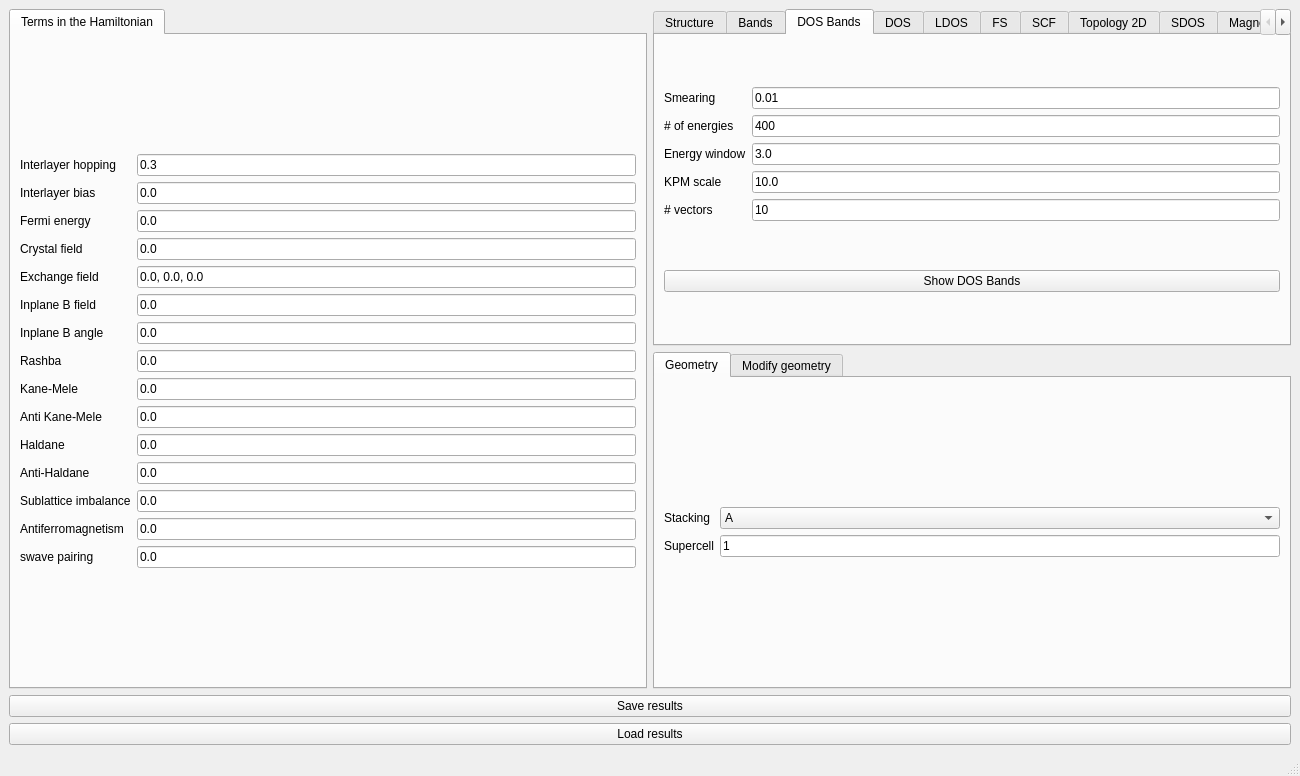
Old version of the form interface-pyqt/multilayergraphene/interface.ui in the repository joselado/quantum-lattice.
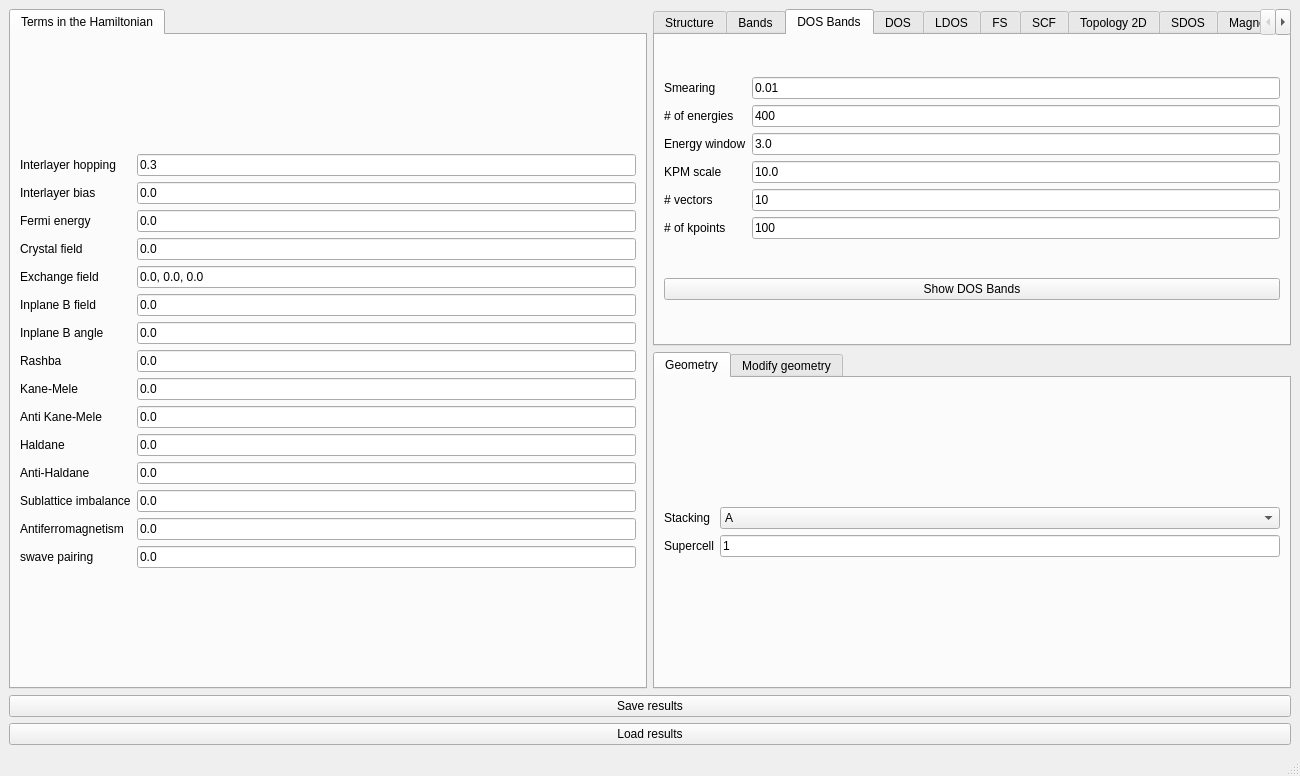
New version of the form. The open tabs and pages were chosen to show the change. Custom widgets are drawn as their Qt base class.

Commit message: Fix Hamiltonian-building and interface bugs found in a bug-hunt audit

What changed in the file:
```diff
--- a/interface-pyqt/multilayergraphene/interface.ui
+++ b/interface-pyqt/multilayergraphene/interface.ui
@@ -607,6 +607,23 @@
             </property>
            </widget>
           </item>
+          <item row="5" column="0">
+           <widget class="BodyLabel" name="label_nk_kbands">
+            <property name="text">
+             <string># of kpoints</string>
+            </property>
+           </widget>
+          </item>
+          <item row="5" column="1">
+           <widget class="LineEdit" name="nk_kbands">
+            <property name="toolTip">
+             <string>Number of k-points used in the KDOS-resolved-along-bands calculation.</string>
+            </property>
+            <property name="text">
+             <string>100</string>
+            </property>
+           </widget>
+          </item>
          </layout>
         </item>
         <item row="1" column="0">
```
The commit also changes 25 other files.
